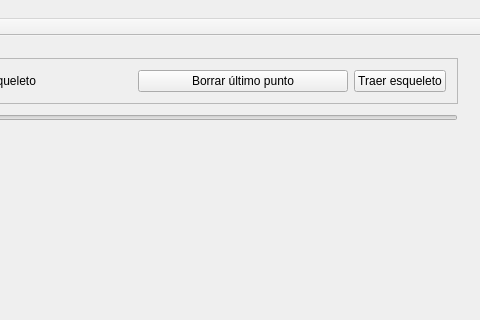
Old version of the form MainWindow.ui in the repository CristianDavid/QtRatWalk; both pictures show x 313 to 793 and y 0 to 320 of the 793 by 467 pixel window.
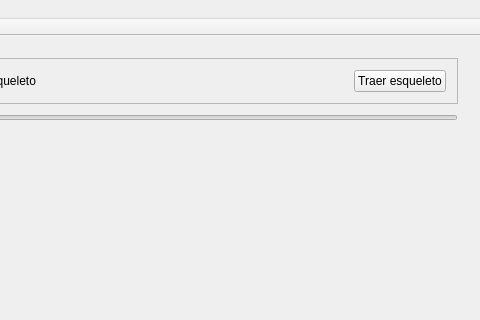
New version of the form. Custom widgets are drawn as their Qt base class.

```diff
--- a/MainWindow.ui
+++ b/MainWindow.ui
@@ -131,13 +131,6 @@
             </property>
            </widget>
           </item>
-          <item>
-           <widget class="QPushButton" name="pushButton">
-            <property name="text">
-             <string>Borrar último punto</string>
-            </property>
-           </widget>
-          </item>
           <item>
            <widget class="QPushButton" name="btnTraerEsqueleto">
             <property name="sizePolicy">
```
